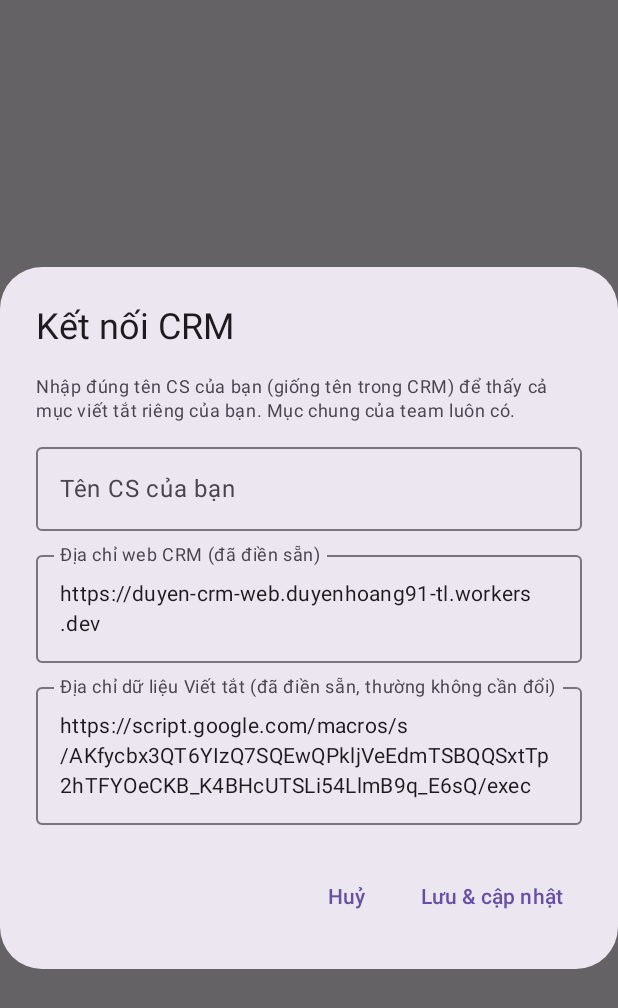
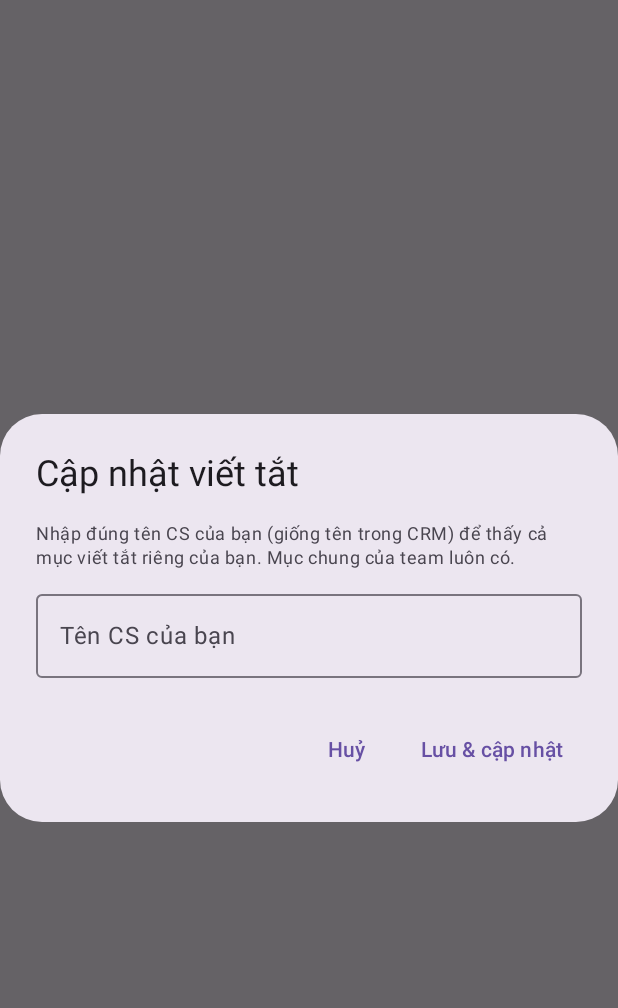
Before and after one commit to duyenhoang91tl-lab/Duyencr, an Android app built with Jetpack Compose: the composable CrmDialog shown on its own in the app's theme, after a tap on "Lưu & cập nhật", on a phone screen of 412 x 824 dp. Shown: the top 1008 px of the screen. Run offline under Robolectric (Android 15) with nearby library versions, the phone set to English and light mode, and no system bars; pictures from the network do not load.

Commit message:
App Android Viet tat: bo chu "Ket noi CRM" va 2 o dia chi, chi con ten CS (ban 1.9)
NGUYEN NHAN GOC: nut ☁ CRM mo hop thoai tieu de "Ket noi CRM" kem 2 o dia chi web/du lieu du Crm.DEFAULT_URL/DEFAULT_WEB da dien san ->
nguoi dung tuong phai tu ket noi. Nay hop thoai tieu de "Cap nhat viet tat", chi hoi Ten CS; luu chi ghi "name", khong dung toi "url"/"web"
(dia chi rieng tren may neu tung doi van giu). versionCode 10 / 1.9 de cai de duoc ban 1.8. Khong doi nut Kiem tra ket noi o tab CRM.
Chua build tren may (khong co Gradle) - CI Build Android VietTat xac nhan bien dich.

```diff
--- a/android-viettat/app/build.gradle.kts
+++ b/android-viettat/app/build.gradle.kts
@@ -2,7 +2,7 @@ plugins { id("com.android.application"); id("org.jetbrains.kotlin.android") }
 android {
     namespace = "com.duyen.vietat"
     compileSdk = 34
-    defaultConfig { applicationId = "com.duyen.vietat"; minSdk = 26; targetSdk = 34; versionCode = 9; versionName = "1.8" }
+    defaultConfig { applicationId = "com.duyen.vietat"; minSdk = 26; targetSdk = 34; versionCode = 10; versionName = "1.9" }
     // KHÓA KÝ CỐ ĐỊNH (nằm trong repo, dùng chung cho mọi lần build): để bản APK mới CÀI ĐÈ được bản cũ trên điện thoại.
     // Khóa debug tự sinh của GitHub Actions đổi mỗi lần build -> Android báo xung đột chữ ký. Khóa này không bảo mật (repo công khai) —
     // chỉ dùng cài thủ công; muốn bảo mật/đưa lên Play Store thì tạo keystore riêng và để trong GitHub Secrets.
--- a/android-viettat/app/src/main/java/com/duyen/vietat/MainActivity.kt
+++ b/android-viettat/app/src/main/java/com/duyen/vietat/MainActivity.kt
@@ -235,23 +235,21 @@ fun SnippetDialog(s: Snippet, onDone: () -> Unit) {
 
 @Composable
 fun CrmDialog(onDone: () -> Unit, onSave: () -> Unit) {
+    // Viết tắt đã MẶC ĐỊNH nối sẵn với CRM (Crm.DEFAULT_URL / DEFAULT_WEB) nên hộp này chỉ còn hỏi Tên CS — không còn chữ "Kết nối" và 2 ô địa chỉ.
+    // Địa chỉ đã lưu riêng trên máy (nếu từng đổi) vẫn được giữ nguyên: Lưu chỉ ghi "name", không đụng "url"/"web".
     val ctx = LocalContext.current
     val p = Crm.prefs(ctx)
-    var url by remember { mutableStateOf(Crm.url(ctx)) }
     var name by remember { mutableStateOf(Crm.name(ctx)) }
-    var web by remember { mutableStateOf(Crm.webUrl(ctx)) }
-    AlertDialog(onDismissRequest = onDone, title = { Text("Kết nối CRM") },
+    AlertDialog(onDismissRequest = onDone, title = { Text("Cập nhật viết tắt") },
         text = {
             Column(verticalArrangement = Arrangement.spacedBy(8.dp)) {
                 Text("Nhập đúng tên CS của bạn (giống tên trong CRM) để thấy cả mục viết tắt riêng của bạn. Mục chung của team luôn có.", style = MaterialTheme.typography.bodySmall)
                 OutlinedTextField(name, { name = it }, singleLine = true, label = { Text("Tên CS của bạn") }, modifier = Modifier.fillMaxWidth())
-                OutlinedTextField(web, { web = it }, label = { Text("Địa chỉ web CRM (đã điền sẵn)") }, modifier = Modifier.fillMaxWidth())
-                OutlinedTextField(url, { url = it }, label = { Text("Địa chỉ dữ liệu Viết tắt (đã điền sẵn, thường không cần đổi)") }, modifier = Modifier.fillMaxWidth())
             }
         },
         confirmButton = {
             TextButton({
-                if (name.isNotBlank()) { p.edit().putString("url", url.trim()).putString("web", web.trim()).putString("name", name.trim()).apply(); onSave() }
+                if (name.isNotBlank()) { p.edit().putString("name", name.trim()).apply(); onSave() }
                 onDone()
             }) { Text("Lưu & cập nhật") }
         },
```
Also changed, not shown: 1 other file.
